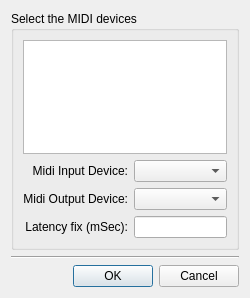
First picture: the form in PianoBooster/src/GuiMidiSetupDialog.ui, repository chrisballinger/PianoBooster, before the edit.
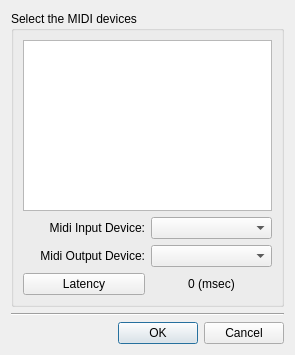
Second picture: the form after the edit.

Diff of the .ui file:
```diff
--- a/PianoBooster/src/GuiMidiSetupDialog.ui
+++ b/PianoBooster/src/GuiMidiSetupDialog.ui
@@ -5,8 +5,8 @@
    <rect>
     <x>0</x>
     <y>0</y>
-    <width>250</width>
-    <height>298</height>
+    <width>295</width>
+    <height>355</height>
    </rect>
   </property>
   <property name="windowTitle" >
@@ -58,22 +58,19 @@
          <widget class="QComboBox" name="midiOutputCombo" />
         </item>
         <item row="2" column="0" >
-         <widget class="QLabel" name="latencyFixLabel" >
+         <widget class="QPushButton" name="latencyFixButton" >
           <property name="text" >
-           <string>Latency fix (mSec):</string>
-          </property>
-          <property name="alignment" >
-           <set>Qt::AlignRight|Qt::AlignTrailing|Qt::AlignVCenter</set>
+           <string>Latency</string>
           </property>
          </widget>
         </item>
         <item row="2" column="1" >
-         <widget class="QLineEdit" name="latencyFixEdit" >
-          <property name="toolTip" >
-           <string>A work around for poor latency</string>
+         <widget class="QLabel" name="latencyFixLabel" >
+          <property name="text" >
+           <string>0 (msec)</string>
           </property>
-          <property name="inputMask" >
-           <string>0000; </string>
+          <property name="alignment" >
+           <set>Qt::AlignCenter</set>
           </property>
          </widget>
         </item>
@@ -95,7 +92,7 @@
       <enum>Qt::Horizontal</enum>
      </property>
      <property name="standardButtons" >
-      <set>QDialogButtonBox::Cancel|QDialogButtonBox::NoButton|QDialogButtonBox::Ok</set>
+      <set>QDialogButtonBox::Cancel|QDialogButtonBox::Ok</set>
      </property>
     </widget>
    </item>
```
